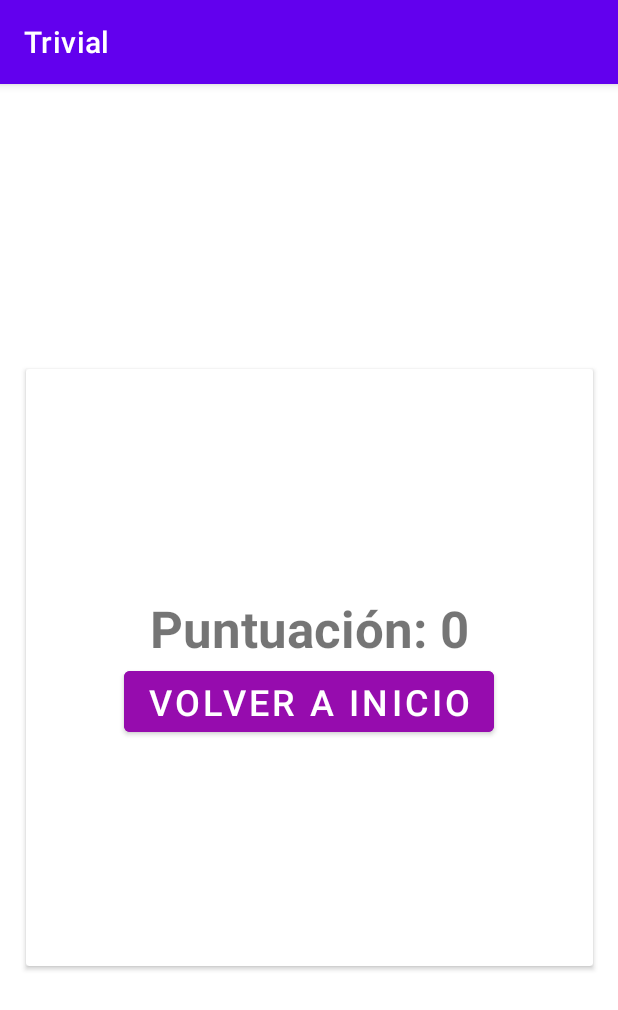
After one commit to scuadrosf/AppsLab, an Android app: the FinalActivity screen opened directly, with no data from a screen before it, on a phone screen of 412 x 824 dp. The commit adds this screen. Shown: the top 1010 px of the screen. Run offline under Robolectric (Android 15) with nearby library versions, the phone set to English and light mode, and no system bars.

Commit message:
FinalActivity

```diff
--- /dev/null
+++ b/P1/app/src/main/java/com/example/trivial/FinalActivity.java
@@ -0,0 +1,39 @@
+package com.example.trivial;
+
+import androidx.appcompat.app.AppCompatActivity;
+
+import android.content.Intent;
+import android.os.Bundle;
+import android.view.View;
+import android.widget.Button;
+import android.widget.TextView;
+
+public class FinalActivity extends AppCompatActivity {
+
+    private int finalScore;
+
+    @Override
+    protected void onCreate(Bundle savedInstanceState) {
+        super.onCreate(savedInstanceState);
+        setContentView(R.layout.activity_final);
+
+        Intent intent = getIntent();
+        if (intent.hasExtra("SCORE_FINAL")){
+            finalScore = intent.getIntExtra("SCORE_FINAL", 0);
+        }
+
+        TextView scoreTextView = findViewById(R.id.scoreTextView);
+        scoreTextView.setText("Puntuación: " + finalScore);
+
+        Button backButton = findViewById(R.id.backButton);
+        backButton.setOnClickListener(new View.OnClickListener() {
+            @Override
+            public void onClick(View v) {
+                Intent intent = new Intent(FinalActivity.this, MainActivity.class);
+                intent.setFlags(Intent.FLAG_ACTIVITY_CLEAR_TOP); // Cierra todas las actividades anteriores
+                startActivity(intent);
+                finish(); // Finaliza la actividad actual
+            }
+        });
+    }
+}
--- /dev/null
+++ b/P1/app/src/main/res/layout/activity_final.xml
@@ -0,0 +1,46 @@
+<?xml version="1.0" encoding="utf-8"?>
+<androidx.constraintlayout.widget.ConstraintLayout xmlns:android="http://schemas.android.com/apk/res/android"
+    xmlns:app="http://schemas.android.com/apk/res-auto"
+    xmlns:tools="http://schemas.android.com/tools"
+    android:layout_width="match_parent"
+    android:layout_height="match_parent"
+    tools:context=".FinalActivity">
+
+    <androidx.cardview.widget.CardView
+        android:layout_width="378dp"
+        android:layout_height="398dp"
+        android:layout_marginTop="190dp"
+        android:layout_marginBottom="143dp"
+        app:layout_constraintBottom_toBottomOf="parent"
+        app:layout_constraintEnd_toEndOf="parent"
+        app:layout_constraintHorizontal_bias="0.515"
+        app:layout_constraintStart_toStartOf="parent"
+        app:layout_constraintTop_toTopOf="parent"
+        app:layout_constraintVertical_bias="0.0">
+
+        <LinearLayout
+            android:layout_width="match_parent"
+            android:layout_height="171dp"
+            android:layout_gravity="center"
+            android:gravity="center"
+            android:orientation="vertical">
+
+            <TextView
+                android:id="@+id/scoreTextView"
+                android:layout_width="wrap_content"
+                android:layout_height="wrap_content"
+                android:gravity="center"
+                android:text="@string/puntuaci_n_0"
+                android:textSize="34sp"
+                android:textStyle="bold" />
+
+            <Button
+                android:id="@+id/backButton"
+                android:layout_width="wrap_content"
+                android:layout_height="wrap_content"
+                android:backgroundTint="@color/purplebutton"
+                android:text="@string/volver_a_inicio"
+                android:textSize="24sp" />
+        </LinearLayout>
+    </androidx.cardview.widget.CardView>
+</androidx.constraintlayout.widget.ConstraintLayout>
--- a/P1/app/src/main/res/values/strings.xml
+++ b/P1/app/src/main/res/values/strings.xml
@@ -8,4 +8,6 @@
     <string name="titleInit">titleInit</string>
     <string name="siguiente">Siguiente</string>
     <string name="empezar_de_nuevo">Empezar de nuevo</string>
+    <string name="puntuaci_n_0">Puntuación: 0</string>
+    <string name="volver_a_inicio">Volver a Inicio</string>
 </resources>
```
Also changed, not shown: P1/app/src/main/AndroidManifest.xml (+10 -1 lines), P1/app/src/main/java/com/example/trivial/MainActivity.java (+14 -2 lines), P1/app/src/main/res/layout/activity_main.xml (+21 -27 lines).
